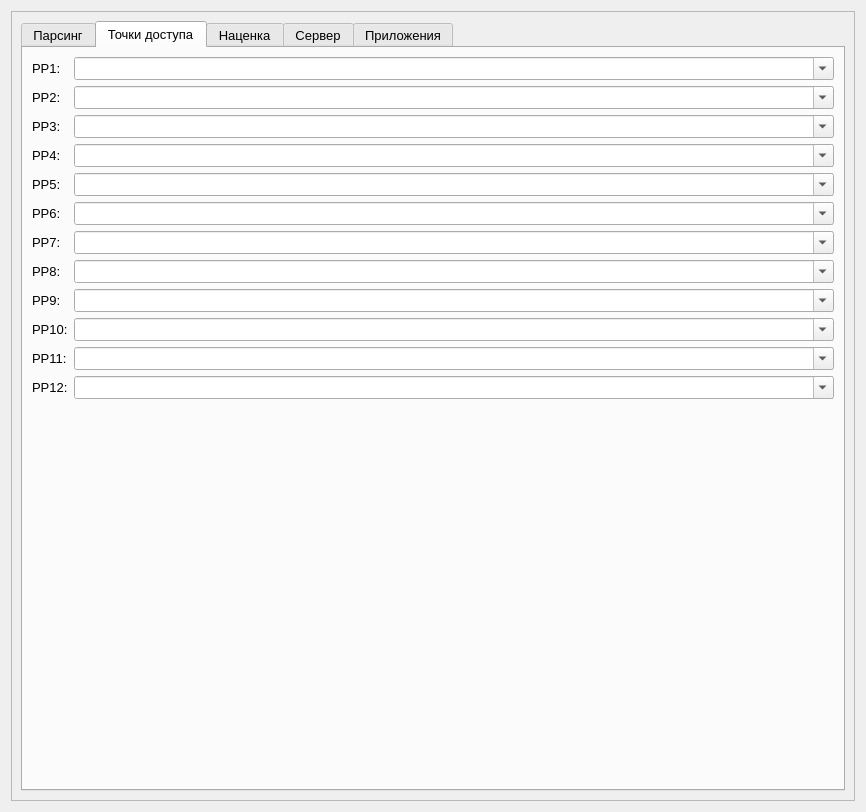
Above: UI/configuration.ui from almanah12/caspi_algo1_01 before the change. Below: the same form after it.
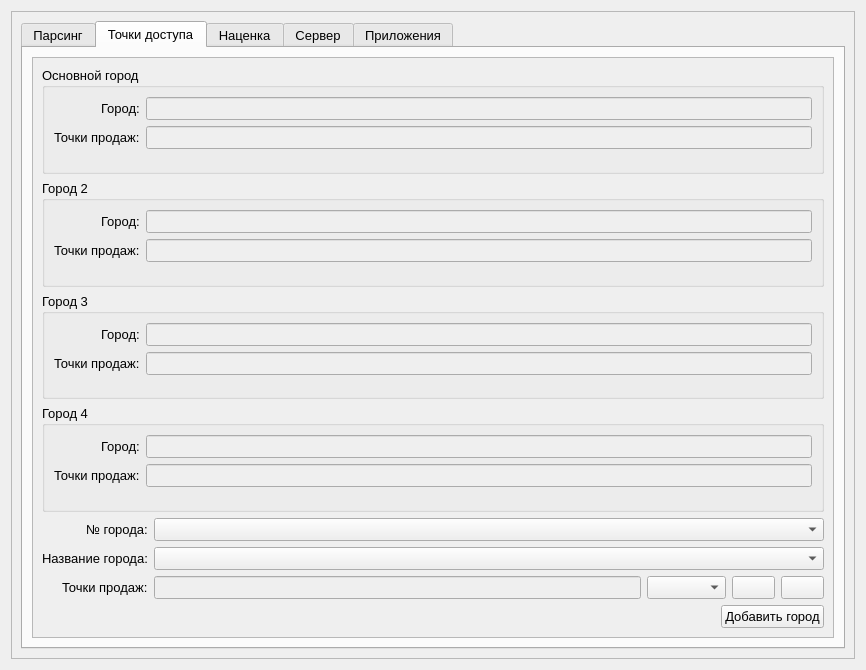
That is the form after the change. The open tabs and pages were chosen to show the change. Icons and pictures are not drawn.

```diff
--- a/UI/configuration.ui
+++ b/UI/configuration.ui
@@ -7,7 +7,7 @@
     <x>0</x>
     <y>0</y>
     <width>866</width>
-    <height>812</height>
+    <height>670</height>
    </rect>
   </property>
   <property name="font">
@@ -41,11 +41,11 @@
         <x>0</x>
         <y>0</y>
         <width>846</width>
-        <height>792</height>
+        <height>650</height>
        </rect>
       </property>
       <layout class="QGridLayout" name="gridLayout_2">
-       <item row="0" column="0">
+       <item row="0" column="1">
         <widget class="QTabWidget" name="configurationTabWidget">
          <property name="enabled">
           <bool>true</bool>
@@ -374,194 +374,291 @@
           <attribute name="title">
            <string>Точки доступа</string>
           </attribute>
-          <layout class="QFormLayout" name="formLayout_2">
-           <item row="0" column="0">
-            <widget class="QLabel" name="label">
-             <property name="layoutDirection">
-              <enum>Qt::LeftToRight</enum>
-             </property>
-             <property name="text">
-              <string>PP1:</string>
-             </property>
-            </widget>
-           </item>
-           <item row="0" column="1">
-            <widget class="QComboBox" name="PP1">
-             <property name="layoutDirection">
-              <enum>Qt::LeftToRight</enum>
-             </property>
-             <property name="editable">
+          <layout class="QVBoxLayout" name="verticalLayout_3">
+           <item>
+            <widget class="QScrollArea" name="scrollArea_2">
+             <property name="widgetResizable">
               <bool>true</bool>
              </property>
-             <property name="currentText">
-              <string/>
-             </property>
-            </widget>
-           </item>
-           <item row="1" column="0">
-            <widget class="QLabel" name="label_2">
-             <property name="text">
-              <string>PP2:</string>
-             </property>
-            </widget>
-           </item>
-           <item row="1" column="1">
-            <widget class="QComboBox" name="PP2">
-             <property name="sizePolicy">
-              <sizepolicy hsizetype="Preferred" vsizetype="Fixed">
-               <horstretch>0</horstretch>
-               <verstretch>0</verstretch>
-              </sizepolicy>
-             </property>
-             <property name="editable">
-              <bool>true</bool>
-             </property>
-             <property name="currentText">
-              <string/>
-             </property>
-            </widget>
-           </item>
-           <item row="2" column="0">
-            <widget class="QLabel" name="label_3">
-             <property name="text">
-              <string>PP3:</string>
-             </property>
-            </widget>
-           </item>
-           <item row="2" column="1">
-            <widget class="QComboBox" name="PP3">
-             <property name="editable">
-              <bool>true</bool>
-             </property>
-             <property name="currentText">
-              <string/>
-             </property>
-            </widget>
-           </item>
-           <item row="3" column="0">
-            <widget class="QLabel" name="label_4">
-             <property name="text">
-              <string>PP4:</string>
-             </property>
-            </widget>
-           </item>
-           <item row="3" column="1">
-            <widget class="QComboBox" name="PP4">
-             <property name="editable">
-              <bool>true</bool>
-             </property>
-            </widget>
-           </item>
-           <item row="4" column="0">
-            <widget class="QLabel" name="label_5">
-             <property name="text">
-              <string>PP5:</string>
-             </property>
-            </widget>
-           </item>
-           <item row="4" column="1">
-            <widget class="QComboBox" name="PP5">
-             <property name="editable">
-              <bool>true</bool>
-             </property>
-            </widget>
-           </item>
-           <item row="5" column="0">
-            <widget class="QLabel" name="label_6">
-             <property name="text">
-              <string>PP6:</string>
-             </property>
-            </widget>
-           </item>
-           <item row="5" column="1">
-            <widget class="QComboBox" name="PP6">
-             <property name="editable">
-              <bool>true</bool>
-             </property>
-            </widget>
-           </item>
-           <item row="6" column="0">
-            <widget class="QLabel" name="label_7">
-             <property name="text">
-              <string>PP7:</string>
-             </property>
-            </widget>
-           </item>
-           <item row="6" column="1">
-            <widget class="QComboBox" name="PP7">
-             <property name="editable">
-              <bool>true</bool>
-             </property>
-            </widget>
-           </item>
-           <item row="7" column="0">
-            <widget class="QLabel" name="label_8">
-             <property name="text">
-              <string>PP8:</string>
-             </property>
-            </widget>
-           </item>
-           <item row="7" column="1">
-            <widget class="QComboBox" name="PP8">
-             <property name="editable">
-              <bool>true</bool>
-             </property>
-            </widget>
-           </item>
-           <item row="8" column="0">
-            <widget class="QLabel" name="label_9">
-             <property name="text">
-              <string>PP9:</string>
-             </property>
-            </widget>
-           </item>
-           <item row="8" column="1">
-            <widget class="QComboBox" name="PP9">
-             <property name="editable">
-              <bool>true</bool>
-             </property>
-            </widget>
-           </item>
-           <item row="9" column="0">
-            <widget class="QLabel" name="label_10">
-             <property name="text">
-              <string>PP10:</string>
-             </property>
-            </widget>
-           </item>
-           <item row="9" column="1">
-            <widget class="QComboBox" name="PP10">
-             <property name="editable">
-              <bool>true</bool>
-             </property>
-            </widget>
-           </item>
-           <item row="10" column="0">
-            <widget class="QLabel" name="label_11">
-             <property name="text">
-              <string>PP11:</string>
-             </property>
-            </widget>
-           </item>
-           <item row="10" column="1">
-            <widget class="QComboBox" name="PP11">
-             <property name="editable">
-              <bool>true</bool>
-             </property>
-            </widget>
-           </item>
-           <item row="11" column="0">
-            <widget class="QLabel" name="label_12">
-             <property name="text">
-              <string>PP12:</string>
-             </property>
-            </widget>
-           </item>
-           <item row="11" column="1">
-            <widget class="QComboBox" name="PP12">
-             <property name="editable">
-              <bool>true</bool>
-             </property>
+             <widget class="QWidget" name="scrollAreaWidgetContents_2">
+              <property name="geometry">
+               <rect>
+                <x>0</x>
+                <y>0</y>
+                <width>802</width>
+                <height>583</height>
+               </rect>
+              </property>
+              <layout class="QVBoxLayout" name="verticalLayout_4">
+               <item>
+                <widget class="QGroupBox" name="groupBox">
+                 <property name="title">
+                  <string>Основной город</string>
+                 </property>
+                 <layout class="QFormLayout" name="formLayout_9">
+                  <property name="labelAlignment">
+                   <set>Qt::AlignRight|Qt::AlignTrailing|Qt::AlignVCenter</set>
+                  </property>
+                  <item row="0" column="0">
+                   <widget class="QLabel" name="label_6">
+                    <property name="text">
+                     <string>Город:</string>
+                    </property>
+                   </widget>
+                  </item>
+                  <item row="0" column="1">
+                   <widget class="QLineEdit" name="lineEdit_city_name_1">
+                    <property name="enabled">
+                     <bool>false</bool>
+                    </property>
+                   </widget>
+                  </item>
+                  <item row="1" column="0">
+                   <widget class="QLabel" name="label_7">
+                    <property name="text">
+                     <string>Точки продаж:</string>
+                    </property>
+                   </widget>
+                  </item>
+                  <item row="1" column="1">
+                   <widget class="QLineEdit" name="lineEdit_seller_points_1">
+                    <property name="enabled">
+                     <bool>false</bool>
+                    </property>
+                   </widget>
+                  </item>
+                 </layout>
+                </widget>
+               </item>
+               <item>
+                <widget class="QGroupBox" name="groupBox_2">
+                 <property name="title">
+                  <string>Город 2</string>
+                 </property>
+                 <layout class="QFormLayout" name="formLayout_8">
+                  <property name="labelAlignment">
+                   <set>Qt::AlignRight|Qt::AlignTrailing|Qt::AlignVCenter</set>
+                  </property>
+                  <item row="0" column="0">
+                   <widget class="QLabel" name="label_9">
+                    <property name="text">
+                     <string>Город:</string>
+                    </property>
+                   </widget>
+                  </item>
+                  <item row="0" column="1">
+                   <widget class="QLineEdit" name="lineEdit_city_name_2">
+                    <property name="enabled">
+                     <bool>false</bool>
+                    </property>
+                   </widget>
+                  </item>
+                  <item row="1" column="0">
+                   <widget class="QLabel" name="label_8">
+                    <property name="text">
+                     <string>Точки продаж:</string>
+                    </property>
+                   </widget>
+                  </item>
+                  <item row="1" column="1">
+                   <widget class="QLineEdit" name="lineEdit_seller_points_2">
+                    <property name="enabled">
+                     <bool>false</bool>
+                    </property>
+                   </widget>
+                  </item>
+                 </layout>
+                </widget>
+               </item>
+               <item>
+                <widget class="QGroupBox" name="groupBox_3">
+                 <property name="title">
+                  <string>Город 3</string>
+                 </property>
+                 <layout class="QFormLayout" name="formLayout_7">
+                  <property name="labelAlignment">
+                   <set>Qt::AlignRight|Qt::AlignTrailing|Qt::AlignVCenter</set>
+                  </property>
+                  <item row="0" column="0">
+                   <widget class="QLabel" name="label_11">
+                    <property name="text">
+                     <string>Город:</string>
+                    </property>
+                   </widget>
+                  </item>
+                  <item row="0" column="1">
+                   <widget class="QLineEdit" name="lineEdit_city_name_3">
+                    <property name="enabled">
+                     <bool>false</bool>
+                    </property>
+                   </widget>
+                  </item>
+                  <item row="1" column="0">
+                   <widget class="QLabel" name="label_10">
+                    <property name="text">
+                     <string>Точки продаж:</string>
+                    </property>
+                   </widget>
+                  </item>
+                  <item row="1" column="1">
+                   <widget class="QLineEdit" name="lineEdit_seller_points_3">
+                    <property name="enabled">
+                     <bool>false</bool>
+                    </property>
+                   </widget>
+                  </item>
+                 </layout>
+                </widget>
+               </item>
+               <item>
+                <widget class="QGroupBox" name="groupBox_4">
+                 <property name="title">
+                  <string>Город 4</string>
+                 </property>
+                 <layout class="QFormLayout" name="formLayout_6">
+                  <property name="labelAlignment">
+                   <set>Qt::AlignRight|Qt::AlignTrailing|Qt::AlignVCenter</set>
+                  </property>
+                  <item row="0" column="0">
+                   <widget class="QLabel" name="label_34">
+                    <property name="text">
+                     <string>Город:</string>
+                    </property>
+                   </widget>
+                  </item>
+                  <item row="0" column="1">
+                   <widget class="QLineEdit" name="lineEdit_city_name_4">
+                    <property name="enabled">
+                     <bool>false</bool>
+                    </property>
+                   </widget>
+                  </item>
+                  <item row="1" column="0">
+                   <widget class="QLabel" name="label_12">
+                    <property name="text">
+                     <string>Точки продаж:</string>
+                    </property>
+                   </widget>
+                  </item>
+                  <item row="1" column="1">
+                   <widget class="QLineEdit" name="lineEdit_seller_points_4">
+                    <property name="enabled">
+                     <bool>false</bool>
+                    </property>
+                   </widget>
+                  </item>
+                 </layout>
+                </widget>
+               </item>
+               <item>
+                <layout class="QFormLayout" name="formLayout_2">
+                 <property name="labelAlignment">
+                  <set>Qt::AlignRight|Qt::AlignTrailing|Qt::AlignVCenter</set>
+                 </property>
+                 <item row="0" column="0">
+                  <widget class="QLabel" name="label_5">
+                   <property name="text">
+                    <string>№ города:</string>
+                   </property>
+                  </widget>
+                 </item>
+                 <item row="0" column="1">
+                  <widget class="QComboBox" name="comboBox_number_cities"/>
+                 </item>
+                 <item row="1" column="0">
+                  <widget class="QLabel" name="label">
+                   <property name="text">
+                    <string>Название города:</string>
+                   </property>
+                  </widget>
+                 </item>
+                 <item row="1" column="1">
+                  <widget class="QComboBox" name="comboBox_name_city"/>
+                 </item>
+                 <item row="2" column="0">
+                  <widget class="QLabel" name="label_2">
+                   <property name="text">
+                    <string>Точки продаж:</string>
+                   </property>
+                  </widget>
+                 </item>
+                 <item row="2" column="1">
+                  <layout class="QHBoxLayout" name="horizontalLayout_5">
+                   <item>
+                    <widget class="QLineEdit" name="lineEdit_list_PP">
+                     <property name="enabled">
+                      <bool>false</bool>
+                     </property>
+                    </widget>
+                   </item>
+                   <item>
+                    <widget class="QComboBox" name="comboBox_list_name_pp"/>
+                   </item>
+                   <item>
+                    <widget class="QPushButton" name="pushButton_add_pp">
+                     <property name="text">
+                      <string/>
+                     </property>
+                     <property name="icon">
+                      <iconset resource="../media/conf_rs.qrc">
+                       <normaloff>:/icons/plus.ico</normaloff>:/icons/plus.ico</iconset>
+                     </property>
+                    </widget>
+                   </item>
+                   <item>
+                    <widget class="QPushButton" name="pushButton_clear_all_pp">
+                     <property name="sizePolicy">
+                      <sizepolicy hsizetype="Fixed" vsizetype="Fixed">
+                       <horstretch>0</horstretch>
+                       <verstretch>0</verstretch>
+                      </sizepolicy>
+                     </property>
+                     <property name="text">
+                      <string/>
+                     </property>
+                     <property name="icon">
+                      <iconset resource="../media/conf_rs.qrc">
+                       <normaloff>:/icons/minus.ico</normaloff>:/icons/minus.ico</iconset>
+                     </property>
+                    </widget>
+                   </item>
+                  </layout>
+                 </item>
+                 <item row="3" column="0">
+                  <widget class="QLabel" name="label_4">
+                   <property name="text">
+                    <string/>
+                   </property>
+                  </widget>
+                 </item>
+                 <item row="3" column="1">
+                  <layout class="QHBoxLayout" name="horizontalLayout_10">
+                   <item>
+                    <spacer name="horizontalSpacer">
+                     <property name="orientation">
+                      <enum>Qt::Horizontal</enum>
+                     </property>
+                     <property name="sizeHint" stdset="0">
+                      <size>
+                       <width>40</width>
+                       <height>20</height>
+                      </size>
+                     </property>
+                    </spacer>
+                   </item>
+                   <item>
+                    <widget class="QPushButton" name="pushButton_add_city">
+                     <property name="text">
+                      <string>Добавить город</string>
+                     </property>
+                    </widget>
+                   </item>
+                  </layout>
+                 </item>
+                </layout>
+               </item>
+              </layout>
+             </widget>
             </widget>
            </item>
           </layout>
```
Left out of the diff: 199 changed lines with no effect on the pictures.
